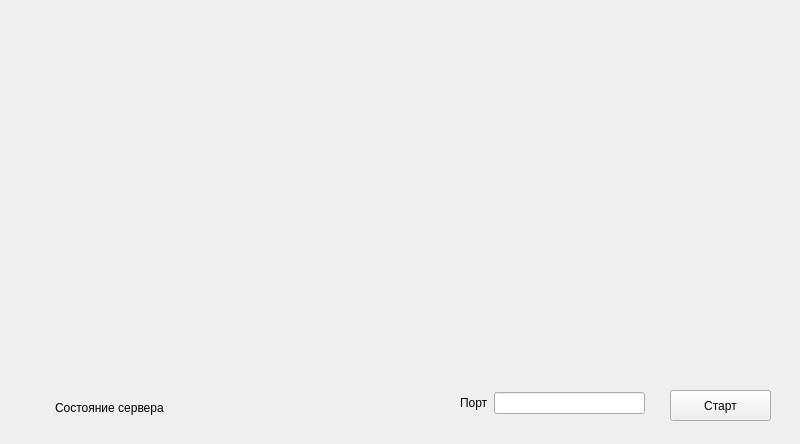
Old version of the form server/server.ui in the repository Maxlan85/Test.
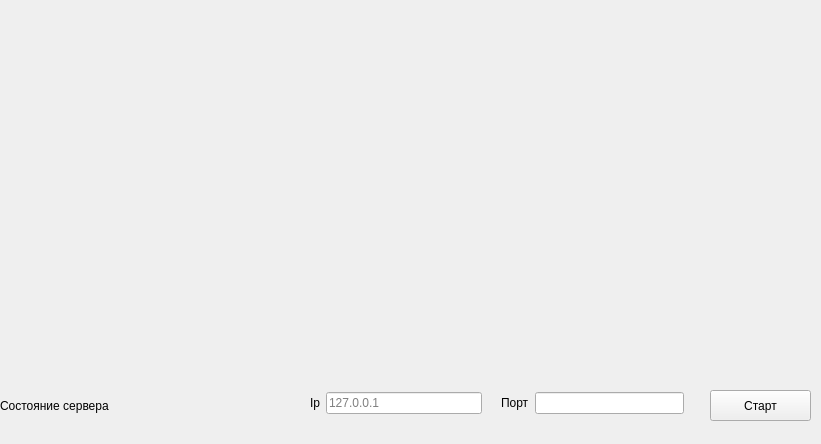
New version of the form.

Diff of the .ui file:
```diff
--- a/server/server.ui
+++ b/server/server.ui
@@ -6,7 +6,7 @@
    <rect>
     <x>0</x>
     <y>0</y>
-    <width>800</width>
+    <width>821</width>
     <height>444</height>
    </rect>
   </property>
@@ -16,10 +16,10 @@
   <widget class="QLabel" name="serverStatusLabel">
    <property name="geometry">
     <rect>
-     <x>55</x>
-     <y>400</y>
+     <x>0</x>
+     <y>390</y>
      <width>301</width>
-     <height>16</height>
+     <height>31</height>
     </rect>
    </property>
    <property name="text">
@@ -48,23 +48,12 @@
      <height>26</height>
     </rect>
    </property>
-   <layout class="QHBoxLayout" name="horizontalLayout">
-    <item>
-     <widget class="QLabel" name="label">
-      <property name="text">
-       <string>Порт</string>
-      </property>
-     </widget>
-    </item>
-    <item>
-     <widget class="QLineEdit" name="portLineEdit"/>
-    </item>
-   </layout>
+   <layout class="QHBoxLayout" name="horizontalLayout"/>
   </widget>
   <widget class="QPushButton" name="startButton">
    <property name="geometry">
     <rect>
-     <x>670</x>
+     <x>710</x>
      <y>390</y>
      <width>101</width>
      <height>31</height>
@@ -74,6 +63,55 @@
     <string>Старт</string>
    </property>
   </widget>
+  <widget class="QWidget" name="layoutWidget_2">
+   <property name="geometry">
+    <rect>
+     <x>310</x>
+     <y>390</y>
+     <width>172</width>
+     <height>26</height>
+    </rect>
+   </property>
+   <layout class="QHBoxLayout" name="horizontalLayout_2">
+    <item>
+     <widget class="QLabel" name="label_2">
+      <property name="text">
+       <string>Ip</string>
+      </property>
+     </widget>
+    </item>
+    <item>
+     <widget class="QLineEdit" name="hostLineEdit">
+      <property name="placeholderText">
+       <string>127.0.0.1</string>
+      </property>
+     </widget>
+    </item>
+   </layout>
+  </widget>
+  <widget class="QLineEdit" name="portLineEdit">
+   <property name="geometry">
+    <rect>
+     <x>535</x>
+     <y>392</y>
+     <width>149</width>
+     <height>22</height>
+    </rect>
+   </property>
+  </widget>
+  <widget class="QLabel" name="label">
+   <property name="geometry">
+    <rect>
+     <x>501</x>
+     <y>391</y>
+     <width>28</width>
+     <height>24</height>
+    </rect>
+   </property>
+   <property name="text">
+    <string>Порт</string>
+   </property>
+  </widget>
  </widget>
  <resources/>
  <connections/>
```
